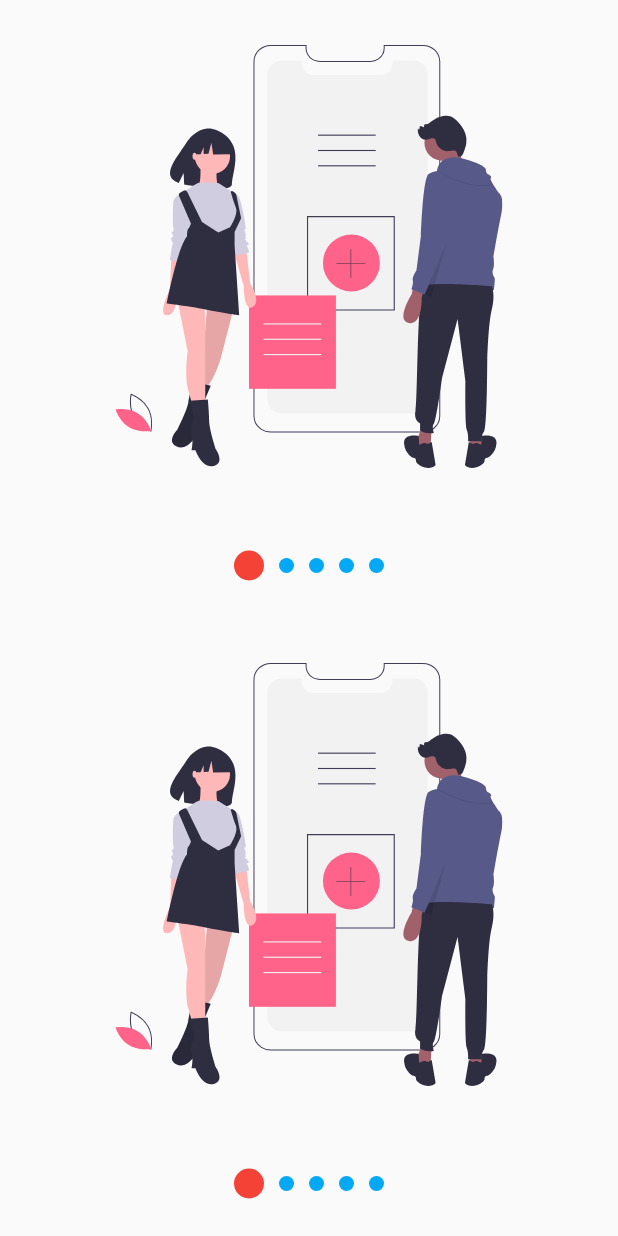
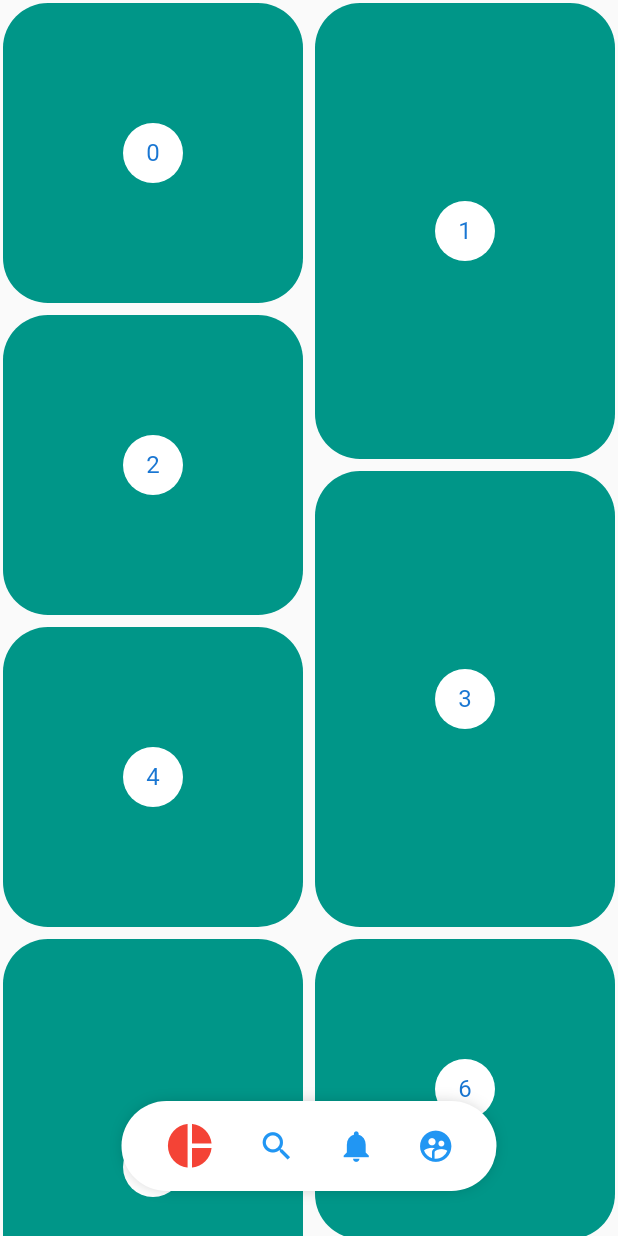
Before and after one commit to infraarhtur/flutterDise-os2, a Flutter app: the screen it shows after launch, on a phone screen of 412 x 824 dp. Run offline on Flutter 3.47's test engine with Material 2 defaults, Android fonts, the phone set to English and light mode, and no system bars; our stand-ins replace flutter_svg; missing offline and left inert: dart:ffi.

Commit message:
se implemeto todo el menu con difuminado muy funcional

```diff
--- a/lib/main.dart
+++ b/lib/main.dart
@@ -4,7 +4,8 @@
 // import 'package:disenios2/src/pages/headers_page.dart';
 // import 'package:disenios2/src/labs/slideshow_page.dart';
 // import 'package:disenios2/src/retos/cuadrado_animado.dart';
-import 'package:disenios2/src/pages/slideshow_page.dart';
+// import 'package:disenios2/src/pages/slideshow_page.dart';
+import 'package:disenios2/src/pages/pinterest_page.dart';
 import 'package:flutter/material.dart';
 
 void main() => runApp(MyApp());
@@ -15,7 +16,7 @@ class MyApp extends StatelessWidget {
     return MaterialApp(
       debugShowCheckedModeBanner: false,
       title: 'Diseños 2',
-      home: SlideshowPage()
+       home: PinterestPage()
     );
   }
 }
--- /dev/null
+++ b/lib/src/pages/pinterest_page.dart
@@ -0,0 +1,135 @@
+import 'package:disenios2/src/widgets/pinterest_menu.dart';
+import 'package:flutter/material.dart';
+import 'package:flutter_staggered_grid_view/flutter_staggered_grid_view.dart';
+import 'package:provider/provider.dart';
+
+class PinterestPage extends StatelessWidget {
+  @override
+  Widget build(BuildContext context) {
+    return ChangeNotifierProvider(
+      create: (_) => new _MenuModel(),
+      child: Scaffold(
+          body: Stack(
+        children: <Widget>[PinterestGrid(), _PinterestMenuLocation()],
+      )
+          //PinterestMenu()
+          //  PinterestGrid(),
+          ),
+    );
+  }
+}
+
+class _PinterestMenuLocation extends StatelessWidget {
+  @override
+  Widget build(BuildContext context) {
+    final widthPantalla = MediaQuery.of(context).size.width;
+    final mostrar = Provider.of<_MenuModel>(context).mostrar;
+    return Positioned(
+        bottom: 30,
+        child: Container(
+          width: widthPantalla,
+          child: Align(
+            child: PinterestMenu(
+                mostrar: mostrar,
+                activeColor: Colors.red,
+                inActiveColor: Colors.blue,
+                items: [
+                  PinterestButton(
+                      icon: Icons.pie_chart,
+                      onPressed: () {
+                        print('Icon pie_chart');
+                      }),
+                  PinterestButton(
+                      icon: Icons.search,
+                      onPressed: () {
+                        print('Icon search');
+                      }),
+                  PinterestButton(
+                      icon: Icons.notifications,
+                      onPressed: () {
+                        print('Icon notifications');
+                      }),
+                  PinterestButton(
+                      icon: Icons.supervised_user_circle,
+                      onPressed: () {
+                        print('Icon supervised_user_circle');
+                      }),
+                ]),
+          ),
+        ));
+  }
+}
+
+class PinterestGrid extends StatefulWidget {
+  @override
+  _PinterestGridState createState() => _PinterestGridState();
+}
+
+class _PinterestGridState extends State<PinterestGrid> {
+  final List<int> items = List.generate(200, (index) => index);
+  ScrollController controller = new ScrollController();
+  double scrollAnterior = 0;
+
+  @override
+  void initState() {
+    controller.addListener(() {
+      // print('scroll listener ${controller.offset} ');
+      if (controller.offset > scrollAnterior && controller.offset > 150) {
+        Provider.of<_MenuModel>(context, listen: false).mostrar = false;
+      } else {
+        Provider.of<_MenuModel>(context, listen: false).mostrar = true;
+      }
+      scrollAnterior = controller.offset;
+    });
+    super.initState();
+  }
+
+  @override
+  void dispose() {
+    controller.dispose();
+    super.dispose();
+  }
+
+  @override
+  Widget build(BuildContext context) {
+    return new StaggeredGridView.countBuilder(
+      controller: controller,
+      crossAxisCount: 4,
+      itemCount: items.length,
+      itemBuilder: (BuildContext context, int index) => _PinterestItem(index),
+      staggeredTileBuilder: (int index) =>
+          new StaggeredTile.count(2, index.isEven ? 2 : 3),
+      mainAxisSpacing: 4.0,
+      crossAxisSpacing: 4.0,
+    );
+  }
+}
+
+class _PinterestItem extends StatelessWidget {
+  final int index;
+
+  const _PinterestItem(this.index);
+  @override
+  Widget build(BuildContext context) {
+    return new Container(
+        margin: EdgeInsets.all(2),
+        decoration: BoxDecoration(
+            color: Colors.teal,
+            borderRadius: BorderRadius.all(Radius.circular(30))),
+        child: new Center(
+          child: new CircleAvatar(
+            backgroundColor: Colors.white,
+            child: new Text('$index'),
+          ),
+        ));
+  }
+}
+
+class _MenuModel with ChangeNotifier {
+  bool _mostrar = true;
+  bool get mostrar => this._mostrar;
+  set mostrar(bool valor) {
+    this._mostrar = valor;
+    notifyListeners();
+  }
+}
--- /dev/null
+++ b/lib/src/widgets/pinterest_menu.dart
@@ -0,0 +1,171 @@
+import 'package:flutter/material.dart';
+import 'package:provider/provider.dart';
+
+class PinterestButton {
+  final Function onPressed;
+  final IconData icon;
+
+  PinterestButton({@required this.onPressed, @required this.icon});
+}
+
+class PinterestMenu extends StatelessWidget {
+  final bool mostrar;
+
+  final Color backgroundColor;
+  final Color activeColor;
+  final Color inActiveColor;
+  final List<PinterestButton> items;
+
+  PinterestMenu(
+      {this.mostrar = true,
+      this.backgroundColor = Colors.white,
+      this.activeColor = Colors.black,
+      this.inActiveColor = Colors.blueGrey,
+     @required this.items});
+
+  // final List<PinterestButton> items = [
+  //   PinterestButton(
+  //       icon: Icons.pie_chart,
+  //       onPressed: () {
+  //         print('Icon pie_chart');
+  //       }),
+  //   PinterestButton(
+  //       icon: Icons.search,
+  //       onPressed: () {
+  //         print('Icon search');
+  //       }),
+  //   PinterestButton(
+  //       icon: Icons.notifications,
+  //       onPressed: () {
+  //         print('Icon notifications');
+  //       }),
+  //   PinterestButton(
+  //       icon: Icons.supervised_user_circle,
+  //       onPressed: () {
+  //         print('Icon supervised_user_circle');
+  //       }),
+  // ];
+
+  @override
+  Widget build(BuildContext context) {
+    return ChangeNotifierProvider(
+      create: (_) => new _MenuModel(),
+      child: AnimatedOpacity(
+        duration: Duration(milliseconds: 200),
+        opacity: (mostrar) ? 1 : 0,
+        child: Builder(
+          builder: (BuildContext context){
+
+            Provider.of<_MenuModel>(context).backgroundColor  = this.backgroundColor;
+             Provider.of<_MenuModel>(context).activeColor     = this.activeColor;
+              Provider.of<_MenuModel>(context).inActiveColor   = this.inActiveColor;
+
+            return   _PinterestMenuBackground(
+            child: _MenuItems(items),
+          );
+          },
+
+        ),
+      ),
+    );
+  }
+}
+
+class _PinterestMenuBackground extends StatelessWidget {
+  final Widget child;
+
+  const _PinterestMenuBackground({@required this.child});
+
+  @override
+  Widget build(BuildContext context) {
+
+    Color backgroundColor = Provider.of<_MenuModel>(context)._backgroundColor;
+    return Container(
+      child: child,
+      width: 250,
+      height: 60,
+      decoration: BoxDecoration(
+          color: backgroundColor,
+          borderRadius: BorderRadius.all(Radius.circular(100)),
+          boxShadow: <BoxShadow>[
+            BoxShadow(
+                color: Colors.black38,
+                offset: Offset(0, 0),
+                blurRadius: 10,
+                spreadRadius: -5)
+          ]),
+    );
+  }
+}
+
+class _MenuItems extends StatelessWidget {
+  final List<PinterestButton> menuItems;
+
+  const _MenuItems(this.menuItems);
+
+  @override
+  Widget build(BuildContext context) {
+    return Row(
+        mainAxisAlignment: MainAxisAlignment.spaceEvenly,
+        children: List.generate(
+            menuItems.length, (i) => _PinterestMenuButton(i, menuItems[i])));
+  }
+}
+
+class _PinterestMenuButton extends StatelessWidget {
+  final int index;
+  final PinterestButton item;
+
+  const _PinterestMenuButton(this.index, this.item);
+
+  @override
+  Widget build(BuildContext context) {
+    final itemSeleccionado = Provider.of<_MenuModel>(context).itemSeleccionado;
+       final menuModel = Provider.of<_MenuModel>(context);
+    return GestureDetector(
+      onTap: () {
+        Provider.of<_MenuModel>(context, listen: false).itemSeleccionado =
+            index;
+        this.item.onPressed();
+      },
+      behavior: HitTestBehavior.translucent,
+      child: Container(
+        child: Icon(
+          this.item.icon,
+          size: (itemSeleccionado == index) ? 35 : 25,
+          color: (itemSeleccionado == index) ? menuModel.activeColor : menuModel.inActiveColor,
+        ),
+      ),
+    );
+  }
+}
+
+class _MenuModel with ChangeNotifier {
+  int _itemSeleccionado = 0;
+   Color _backgroundColor = Colors.white;
+  Color _activeColor = Colors.black;
+  Color _inActiveColor = Colors.blueGrey;
+
+  int get itemSeleccionado => this._itemSeleccionado;
+
+  set itemSeleccionado(int index) {
+    this._itemSeleccionado = index;
+    notifyListeners();
+  }
+
+ Color get  backgroundColor =>this._backgroundColor;
+ set backgroundColor(Color color){
+   this._backgroundColor =color;
+ }
+ Color get  activeColor =>this._activeColor;
+  set activeColor(Color color){
+   this._activeColor =color;
+ }
+ Color get  inActiveColor =>this._inActiveColor;
+
+  set inActiveColor(Color color){
+   this._inActiveColor =color;
+ }
+
+
+}
--- a/pubspec.yaml
+++ b/pubspec.yaml
@@ -25,6 +25,7 @@ dependencies:
   cupertino_icons: ^0.1.2
   flutter_svg: ^0.17.3+1
   provider: ^4.1.3+1
+  flutter_staggered_grid_view: ^0.3.0
 
 dev_dependencies:
   flutter_test:
```
Also changed, not shown: pubspec.lock.
